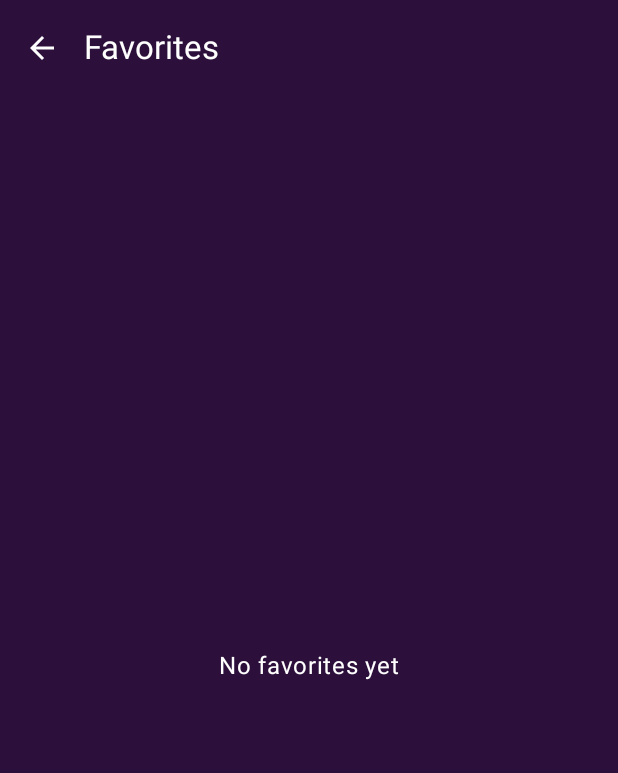
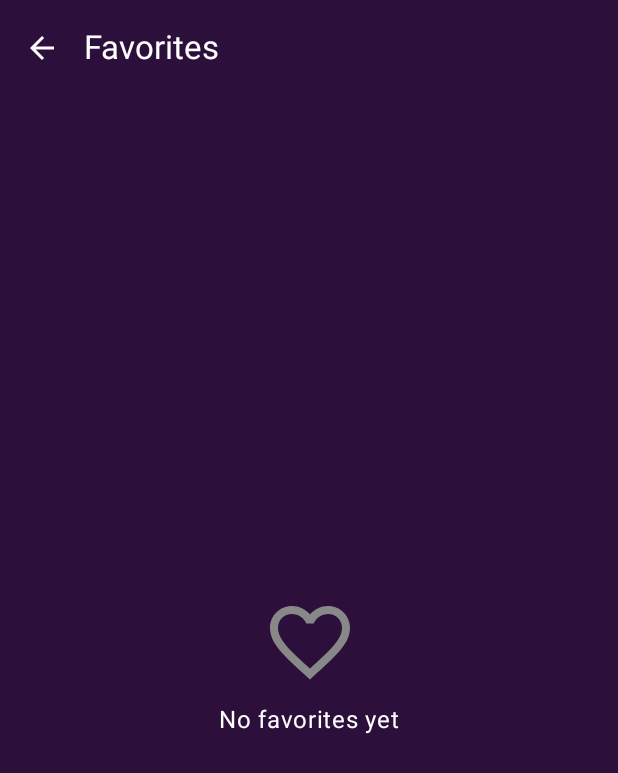
Before and after one commit to MeteorBlitz/KBeat, an Android app built with Jetpack Compose: the FavoritesScreen screen opened through its navigation route, on a phone screen of 412 x 824 dp. Shown: the top 773 px of the screen. Run offline under Robolectric (Android 15) with nearby library versions, the phone set to English and light mode, and no system bars; our stand-ins replace Dagger/Hilt's generated code, Room's generated code.

Commit message:
feat(ui): enhance FavoritesScreen empty state with icon and text
- Added centered FavoriteBorder icon and message when no favorite songs are available
- Improves visual feedback for empty state while keeping overall screen design clean and simple

```diff
--- a/app/src/main/java/com/example/kbeat/screens/favorites/FavoritesScreen.kt
+++ b/app/src/main/java/com/example/kbeat/screens/favorites/FavoritesScreen.kt
@@ -1,11 +1,18 @@
 package com.example.kbeat.screens.favorites
 
 import androidx.compose.foundation.layout.Box
+import androidx.compose.foundation.layout.Column
+import androidx.compose.foundation.layout.Spacer
 import androidx.compose.foundation.layout.fillMaxSize
+import androidx.compose.foundation.layout.height
 import androidx.compose.foundation.layout.padding
+import androidx.compose.foundation.layout.size
 import androidx.compose.foundation.lazy.LazyColumn
 import androidx.compose.foundation.lazy.items
+import androidx.compose.material.icons.Icons
+import androidx.compose.material.icons.filled.FavoriteBorder
 import androidx.compose.material3.CircularProgressIndicator
+import androidx.compose.material3.Icon
 import androidx.compose.material3.Scaffold
 import androidx.compose.material3.Text
 import androidx.compose.runtime.Composable
@@ -14,6 +21,7 @@ import androidx.compose.runtime.getValue
 import androidx.compose.ui.Alignment
 import androidx.compose.ui.Modifier
 import androidx.compose.ui.graphics.Color
+import androidx.compose.ui.unit.dp
 import androidx.hilt.navigation.compose.hiltViewModel
 import androidx.navigation.NavController
 import com.example.kbeat.screens.components.KBeatTopBar
@@ -57,7 +65,11 @@ fun FavoritesScreen(
                             .padding(paddingValues),
                         contentAlignment = Alignment.Center
                     ) {
-                        Text("No favorites yet", color = Color.White)
+                        Column(horizontalAlignment = Alignment.CenterHorizontally) {
+                            Icon(Icons.Default.FavoriteBorder, contentDescription = null, tint = Color.Gray, modifier = Modifier.size(64.dp))
+                            Spacer(modifier = Modifier.height(8.dp))
+                            Text("No favorites yet", color = Color.White)
+                        }
                     }
                 } else {
                     LazyColumn(
```
